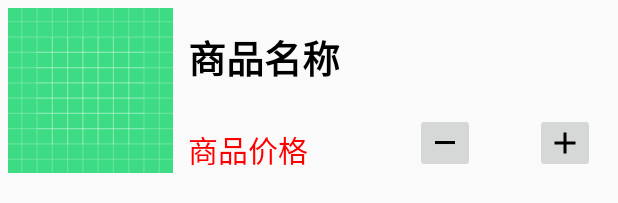
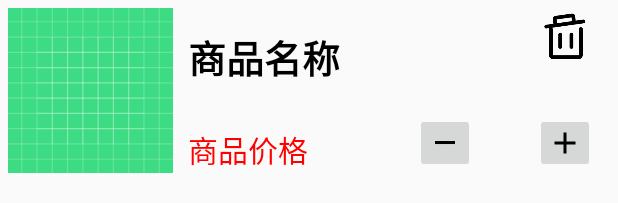
Before and after one commit to Only-Child/Android-GLUT, an Android app: the layout item.xml on its own in the app's theme, with its tools: preview values and no code run, on a phone screen of 412 x 824 dp. Shown: the top 203 px of the screen. Run offline under Robolectric (Android 15) with nearby library versions, the phone set to English and light mode, and no system bars; network calls fail.

Commit message:
2020/06/25 11:20

```diff
--- a/WeChat/src/main/res/layout/item.xml
+++ b/WeChat/src/main/res/layout/item.xml
@@ -3,7 +3,6 @@
     android:layout_width="match_parent"
     android:layout_height="wrap_content"
     android:padding="5dp">
-
 
     <ImageView
         android:id="@+id/iv_icon"
@@ -61,5 +60,16 @@
         android:scaleType="centerInside"
         android:layout_marginTop="70sp"/>
 
+    <ImageButton
+        android:id="@+id/btn_delete"
+        android:layout_width="40sp"
+        android:layout_height="40sp"
+        android:scaleType="centerInside"
+        android:src="@drawable/icon_delete"
+        android:background="#00000000"
+        android:layout_alignParentRight="true"
+        android:layout_marginRight="10sp"
+        android:text="删除"/>
+
 
 </RelativeLayout>
```
Also changed, not shown: WeChat/src/main/java/com/example/wechat/ShoppingCart_Fragment.java (+42 -7 lines), WeChat/src/main/res/layout/activity_shoppingcart__fragment.xml (+6 -2 lines), WeChat/src/main/res/drawable/icon_delete.png (added), WeChat/src/main/res/drawable/item_51.jpg (added).
